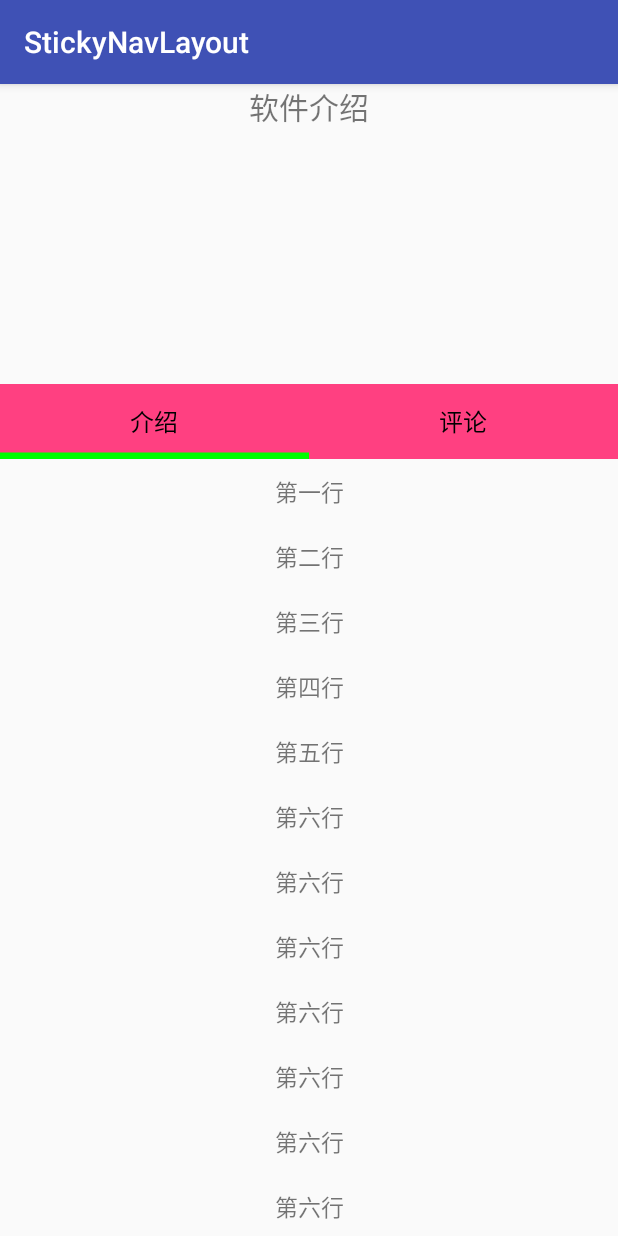
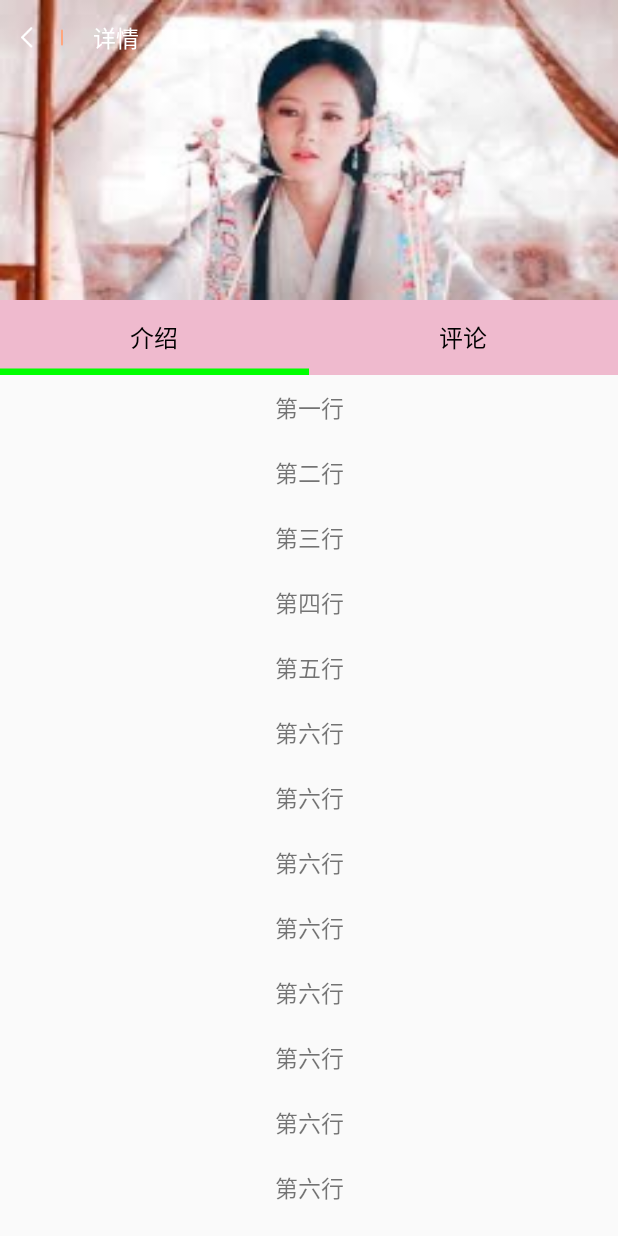
Before and after one commit to mingying/StickyNestedScroll, an Android app: the screen it shows after launch (MainActivity), on a phone screen of 412 x 824 dp. Run offline under Robolectric (Android 15) with nearby library versions, the phone set to English and light mode, and no system bars.

Commit message:
modified project

```diff
--- a/stickynavlayout/src/main/java/com/chl/stickynav/MainActivity.java
+++ b/stickynavlayout/src/main/java/com/chl/stickynav/MainActivity.java
@@ -10,6 +10,8 @@ import android.view.LayoutInflater;
 import android.view.View;
 
 import com.chl.stickynav.widget.SimpleViewPagerIndicator;
+import com.chl.stickynav.widget.StickyNavLayout;
+import com.chl.stickynav.widget.StickyNavLayout2;
 
 import java.util.ArrayList;
 
@@ -37,6 +39,9 @@ public class MainActivity extends AppCompatActivity {
         View scrollView  = LayoutInflater.from(this).inflate(R.layout.main_scroll_layout, null);
         View recycleView = LayoutInflater.from(this).inflate(R.layout.main_listview_layout, null);
         mRecyclerView = (RecyclerView) recycleView.findViewById(R.id.main_recycle_view);
+        StickyNavLayout stickyNavLayout = (StickyNavLayout) findViewById(R.id.app_detail_stickylayout);
+        View titleLayout = findViewById(R.id.com_title_layout);
+        stickyNavLayout.setComTitleLayout(titleLayout);
 
         ArrayList<String> list = new ArrayList<>();
         list.add("JAVA");
--- /dev/null
+++ b/stickynavlayout/src/main/java/com/chl/stickynav/Util.java
@@ -0,0 +1,15 @@
+package com.chl.stickynav;
+
+import android.content.Context;
+
+/**
+ * Created by caihanlin on 17/3/1.
+ */
+
+public class Util {
+
+    public static  float dp2px(Context context, float dp) {
+        float scale = context.getResources().getDisplayMetrics().density;
+        return scale * dp + 0.5f;
+    }
+}
--- a/stickynavlayout/src/main/java/com/chl/stickynav/widget/SimpleViewPagerIndicator.java
+++ b/stickynavlayout/src/main/java/com/chl/stickynav/widget/SimpleViewPagerIndicator.java
@@ -21,7 +21,7 @@ public class SimpleViewPagerIndicator extends LinearLayout
 	private static final int COLOR_INDICATOR_COLOR = Color.GREEN;
 
 	private ArrayList<String> mTitles;
-	private int mTabCount;
+	private int mTabCount = 1;
 	private int mIndicatorColor = COLOR_INDICATOR_COLOR;
 	private float mTranslationX;
 	private Paint mPaint = new Paint();
--- a/stickynavlayout/src/main/java/com/chl/stickynav/widget/StickyNavLayout.java
+++ b/stickynavlayout/src/main/java/com/chl/stickynav/widget/StickyNavLayout.java
@@ -1,12 +1,12 @@
 package com.chl.stickynav.widget;
 
 import android.content.Context;
+import android.graphics.Color;
 import android.support.v4.view.ViewPager;
 import android.support.v4.widget.NestedScrollView;
 import android.support.v7.widget.LinearLayoutManager;
 import android.support.v7.widget.RecyclerView;
 import android.util.AttributeSet;
-import android.util.Log;
 import android.view.MotionEvent;
 import android.view.VelocityTracker;
 import android.view.View;
@@ -18,6 +18,7 @@ import android.widget.ScrollView;
 
 import com.chl.stickynav.MainPagerAdapter;
 import com.chl.stickynav.R;
+import com.chl.stickynav.Util;
 
 /**
  * Created by caihanlin on 17/2/24.
@@ -32,6 +33,8 @@ public class StickyNavLayout extends LinearLayout {
     private ViewPager mPager;
 
     private ViewGroup mInnerScrollView;
+
+    private View mComTitleLayout;
 
     private int mTopViewHeight;
 
@@ -49,6 +52,8 @@ public class StickyNavLayout extends LinearLayout {
 
     private boolean isInControl = false;
 
+    private int mComTitleHeight;
+
     public StickyNavLayout(Context context) {
         super(context);
     }
@@ -63,6 +68,8 @@ public class StickyNavLayout extends LinearLayout {
 
         mOverScroller = new OverScroller(context);
         mVelocityTracker = VelocityTracker.obtain();
+
+        mComTitleHeight = (int)Util.dp2px(context, 50f);
 
     }
 
@@ -150,7 +157,6 @@ public class StickyNavLayout extends LinearLayout {
                 float dy = y - mLastY;
                 if (Math.abs(dy) > mTouchSlop) {
                     if (mInnerScrollView instanceof ScrollView || mInnerScrollView instanceof NestedScrollView) {
-                        Log.e("chl", "lanjie???????? ＝＝ " + isTopHidden);
                         if (!isTopHidden || (mInnerScrollView.getScrollY() == 0 && isTopHidden && dy > 0)) {
 
                             return true;
@@ -211,7 +217,6 @@ public class StickyNavLayout extends LinearLayout {
                     mLastY = y;
                     // 如果topView隐藏，且上滑动时，则改变当前事件为ACTION_DOWN
                     if (isTopHidden && dy < 0) {
-                        Log.e("chl", "=== " + (mInnerScrollView.getScrollY() == mTopViewHeight ));
                         isInControl = false;
                         event.setAction(MotionEvent.ACTION_DOWN);
                         dispatchTouchEvent(event);
@@ -242,7 +247,7 @@ public class StickyNavLayout extends LinearLayout {
     }
 
     private void fling(int velocatyY) {
-        mOverScroller.fling(0, getScrollY(), 0, velocatyY, 0, 0, 0, mTopViewHeight);
+        mOverScroller.fling(0, getScrollY(), 0, velocatyY, 0, 0, 0, mTopViewHeight- mComTitleHeight);
         invalidate();
     }
 
@@ -260,15 +265,15 @@ public class StickyNavLayout extends LinearLayout {
             y = 0;
         }
 
-        if (y > mTopViewHeight) {
-            y = mTopViewHeight;
+        if (y > mTopViewHeight- mComTitleHeight) {
+            y = mTopViewHeight- mComTitleHeight;
         }
 
         if (getScaleY() != y) {
             super.scrollTo(x, y);
         }
-
-        isTopHidden = getScrollY() == mTopViewHeight;
+        updateTitleBackGround();
+        isTopHidden = getScrollY() == mTopViewHeight - mComTitleHeight;
     }
 
     private void getCurScrollView() {
@@ -293,4 +298,16 @@ public class StickyNavLayout extends LinearLayout {
         }
     }
 
+    public void setComTitleLayout(View comTitleLayout) {
+        this.mComTitleLayout = comTitleLayout;
+    }
+
+    private void updateTitleBackGround() {
+        if (mComTitleLayout != null) {
+            float fraction = (float) (getScrollY() * 1.0 / (mTopViewHeight - mComTitleHeight));
+            mComTitleLayout.setBackgroundColor(Color.argb((int) (fraction * 255), 239, 186, 206));
+        }
+
+    }
+
 }
--- /dev/null
+++ b/stickynavlayout/src/main/res/drawable/back_selector.xml
@@ -0,0 +1,8 @@
+<?xml version="1.0" encoding="utf-8"?>
+<selector
+  xmlns:android="http://schemas.android.com/apk/res/android">
+    <item android:state_pressed="true" android:drawable="@mipmap/back_arrow_select" />
+	<item android:state_selected="true" android:drawable="@mipmap/back_arrow_select" />
+	<item android:state_focused="true" android:drawable="@mipmap/back_arrow_select" />
+	<item android:drawable="@mipmap/back_arrow_normal" />
+</selector>
--- a/stickynavlayout/src/main/res/layout/activity_main.xml
+++ b/stickynavlayout/src/main/res/layout/activity_main.xml
@@ -6,7 +6,7 @@
     android:layout_height="match_parent"
     tools:context="com.chl.stickynav.MainActivity">
 
-    <com.chl.stickynav.widget.StickyNavLayout2
+    <com.chl.stickynav.widget.StickyNavLayout
         android:id="@+id/app_detail_stickylayout"
         android:layout_width="match_parent"
         android:layout_height="match_parent"
@@ -16,28 +16,26 @@
             android:id="@+id/app_detail_topview"
             android:layout_width="match_parent"
             android:layout_height="200dp"
-            android:orientation="vertical">
+            android:orientation="vertical"
+            android:background="@mipmap/images">
 
-            <TextView
-                android:layout_width="wrap_content"
-                android:layout_height="wrap_content"
-                android:layout_gravity="center"
-                android:textSize="20dp"
-                android:text="软件介绍"/>
         </LinearLayout>
 
         <com.chl.stickynav.widget.SimpleViewPagerIndicator
             android:id="@+id/app_detail_nav"
             android:layout_width="match_parent"
             android:layout_height="50dp"
-            android:background="@color/colorAccent"/>
+            android:background="@color/pink"/>
 
         <android.support.v4.view.ViewPager
             android:id="@+id/app_detail_pager"
             android:layout_width="match_parent"
             android:layout_height="wrap_content"/>
 
-    </com.chl.stickynav.widget.StickyNavLayout2>
+    </com.chl.stickynav.widget.StickyNavLayout>
+
+    <include
+        layout="@layout/com_title_layout"/>
 
 
 </RelativeLayout>
--- /dev/null
+++ b/stickynavlayout/src/main/res/layout/com_title_layout.xml
@@ -0,0 +1,34 @@
+<?xml version="1.0" encoding="utf-8"?>
+<RelativeLayout xmlns:android="http://schemas.android.com/apk/res/android"
+    android:id="@+id/com_title_layout"
+    android:layout_width="match_parent"
+    android:layout_height="50dp"
+    android:background="@android:color/transparent">
+
+    <ImageView
+        android:id="@+id/subtitle_back"
+        android:layout_width="wrap_content"
+        android:layout_height="wrap_content"
+        android:layout_centerVertical="true"
+        android:background="@drawable/back_selector" />
+
+    <ImageView
+        android:id="@+id/subtitle_divider"
+        android:layout_width="wrap_content"
+        android:layout_height="wrap_content"
+        android:layout_centerVertical="true"
+        android:layout_toRightOf="@id/subtitle_back"
+        android:background="@mipmap/back_divide_line" />
+
+    <TextView
+        android:id="@+id/subtitle_name"
+        android:layout_width="wrap_content"
+        android:layout_height="wrap_content"
+        android:layout_centerVertical="true"
+        android:layout_toRightOf="@id/subtitle_divider"
+        android:layout_marginLeft="20dp"
+        android:text="详情"
+        android:textColor="@android:color/white"
+        android:textSize="15sp" />
+
+</RelativeLayout>
--- a/stickynavlayout/src/main/res/values/colors.xml
+++ b/stickynavlayout/src/main/res/values/colors.xml
@@ -3,4 +3,5 @@
     <color name="colorPrimary">#3F51B5</color>
     <color name="colorPrimaryDark">#303F9F</color>
     <color name="colorAccent">#FF4081</color>
+    <color name="pink">#ffefbace</color>
 </resources>
--- a/stickynavlayout/src/main/res/values/styles.xml
+++ b/stickynavlayout/src/main/res/values/styles.xml
@@ -8,4 +8,12 @@
         <item name="colorAccent">@color/colorAccent</item>
     </style>
 
+
+    <style name="MainActivityTheme" parent="Theme.AppCompat.Light.NoActionBar">
+        <!-- Customize your theme here. -->
+        <item name="colorPrimary">@color/colorPrimary</item>
+        <item name="colorPrimaryDark">@color/colorPrimaryDark</item>
+        <item name="colorAccent">@color/colorAccent</item>
+    </style>
+
 </resources>
```
Also changed, not shown: stickynavlayout/src/main/AndroidManifest.xml (+5 -2 lines), stickynavlayout/src/main/java/com/chl/stickynav/widget/StickyNavLayout2.java (+85 -99 lines), stickynavlayout/src/main/res/mipmap-xhdpi/back_arrow_normal.png (added), stickynavlayout/src/main/res/mipmap-xhdpi/back_arrow_select.png (added), stickynavlayout/src/main/res/mipmap-xhdpi/back_divide_line.png (added), stickynavlayout/src/main/res/mipmap-xhdpi/images.jpeg (added).
